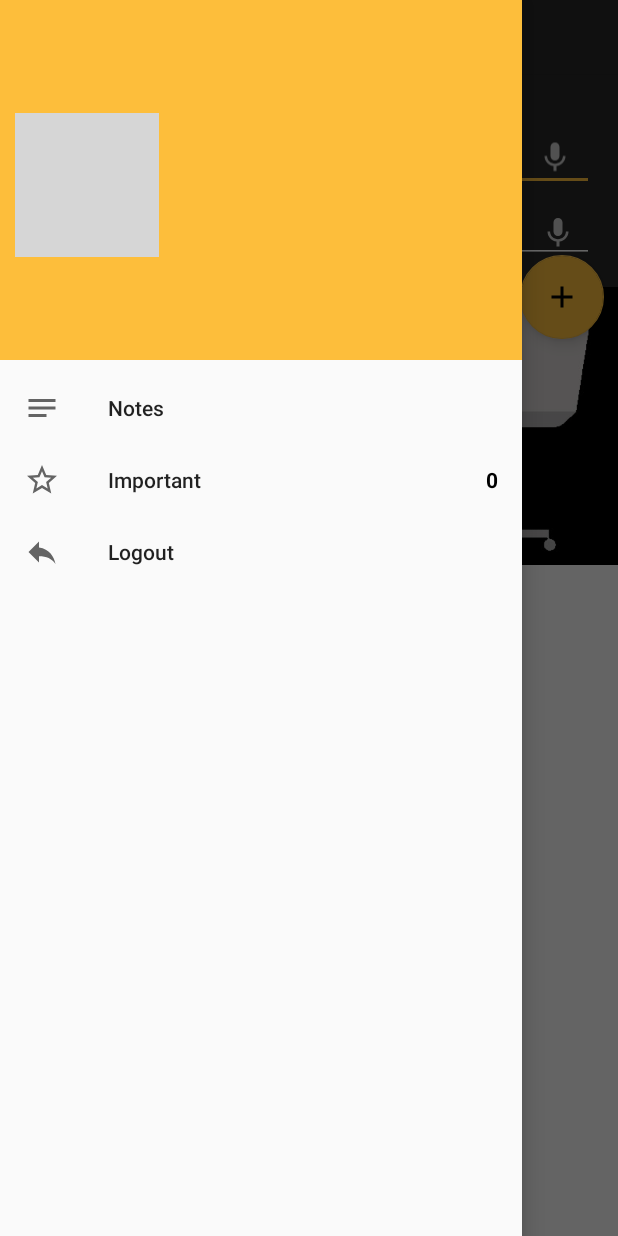
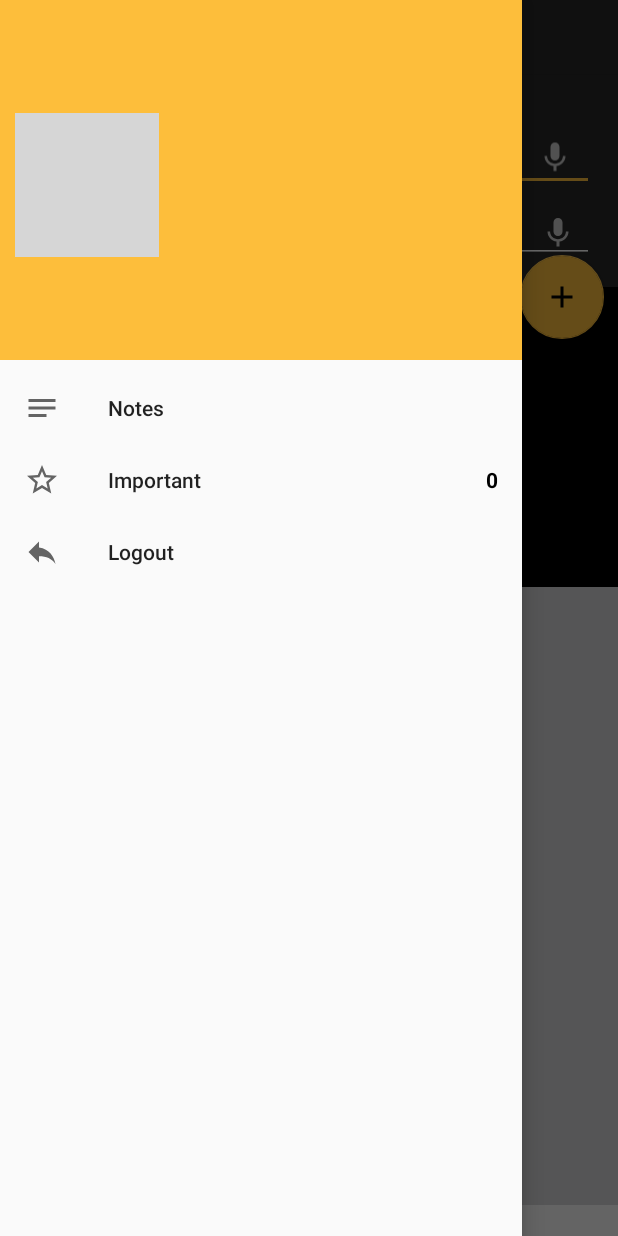
Before and after one commit to Kavyashah119/DAILY-BUDDY, an Android app: the MainActivity screen opened directly, with no data from a screen before it, with the side drawer open, on a phone screen of 412 x 824 dp. Run offline under Robolectric (Android 15) with nearby library versions, the phone set to English and light mode, and no system bars; our stand-ins replace CircleImageView, Firebase (no records; nobody signed in at launch, a user with empty details on screens opened directly), Picasso; 4 statements that could not run were skipped; grey boxes are pictures that could not be loaded.

Commit message:
bugs fixed, features added

```diff
--- a/app/src/main/res/layout/activity_main.xml
+++ b/app/src/main/res/layout/activity_main.xml
@@ -22,7 +22,7 @@
     <androidx.coordinatorlayout.widget.CoordinatorLayout
         android:layout_width="match_parent"
         android:layout_height="match_parent"
-        android:id="@+id/coordinator_layout" >
+        android:id="@+id/coordinator_layout">
 
         <RelativeLayout
             android:id="@+id/relative_layout"
@@ -33,17 +33,17 @@
                 android:id="@+id/toolbar"
                 android:layout_width="match_parent"
                 android:layout_height="wrap_content"
+                android:background="@color/colorPrimary"
                 app:title="My Tasks"
-             android:background="@color/colorPrimary"
-             app:titleTextColor="#fff"/>
+                app:titleTextColor="#fff" />
 
             <com.google.android.material.appbar.AppBarLayout
                 android:id="@+id/app_bar_layout"
+                android:layout_width="match_parent"
+                android:layout_height="wrap_content"
                 android:layout_marginTop="50dp"
                 android:fitsSystemWindows="true"
-             android:theme="@style/ThemeOverlay.AppCompat.Dark.ActionBar"
-             android:layout_width="match_parent"
-             android:layout_height="wrap_content">
+                android:theme="@style/ThemeOverlay.AppCompat.Dark.ActionBar">
 
                 <LinearLayout
                     android:id="@+id/layout_info"
@@ -62,10 +62,10 @@
                             android:layout_width="match_parent"
                             android:layout_height="wrap_content"
                             android:hint="Title"
+                            android:maxLength="25"
                             android:textColor="@color/colorWhite"
                             android:textColorHint="@android:color/white"
-                    android:textSize="30sp"
-                    android:maxLength="25"/>
+                            android:textSize="30sp" />
 
                         <ImageView
                             android:id="@+id/title_mic"
@@ -118,26 +118,50 @@
                 android:layout_marginTop="170dp"
                 android:layout_marginRight="9dp"
                 android:elevation="6dp"
+                android:fitsSystemWindows="true"
                 android:src="@drawable/ic_add"
                 app:fabSize="normal"
-                app:pressedTranslationZ="12dp"
-                android:fitsSystemWindows="true"/>
+                app:pressedTranslationZ="12dp" />
 
             <androidx.recyclerview.widget.RecyclerView
                 android:id="@+id/listTodo"
-                android:layout_marginTop="30dp"
-                android:layout_below="@id/app_bar_layout"
-                app:layout_behavior="com.google.android.material.appbar.AppBarLayout$ScrollingViewBehavior"
                 android:layout_width="wrap_content"
                 android:layout_height="wrap_content"
-                android:layout_marginBottom="30dp" />
+                android:layout_below="@id/app_bar_layout"
+                android:layout_marginTop="30dp"
+                android:layout_marginBottom="30dp"
+                app:layout_behavior="com.google.android.material.appbar.AppBarLayout$ScrollingViewBehavior" />
+
+
+            <TextView
+                android:id="@+id/text_winning"
+                android:layout_width="match_parent"
+                android:layout_height="191dp"
+                android:layout_below="@+id/app_bar_layout"
+                android:layout_alignParentStart="true"
+                android:layout_alignParentEnd="true"
+                android:layout_alignParentBottom="true"
+                android:layout_marginStart="0dp"
+                android:layout_marginTop="0dp"
+                android:layout_marginEnd="0dp"
+                android:layout_marginBottom="350dp"
+                android:background="@color/colorNoteColor5"
+                android:text="#winning"
+                android:textColor="@color/colorWhite"
+                android:textSize="30sp"
+                android:textAlignment="center"
+                android:padding="75dp"
+                android:visibility="gone"/>
 
             <ImageView
                 android:id="@+id/no_tasks_img"
-                android:layout_width="wrap_content"
-                android:layout_height="wrap_content"
-                android:visibility="gone"
-                android:src="@drawable/welcome"/>
+                android:layout_width="match_parent"
+                android:layout_height="match_parent"
+                android:layout_alignParentTop="true"
+                android:layout_marginTop="370dp"
+                android:src="@drawable/cartoon"
+                android:visibility="gone" />
+
 
             <!--<Button
                 android:id="@+id/completed_btn"
```
Lines whose indentation alone changed are shown as unchanged.
